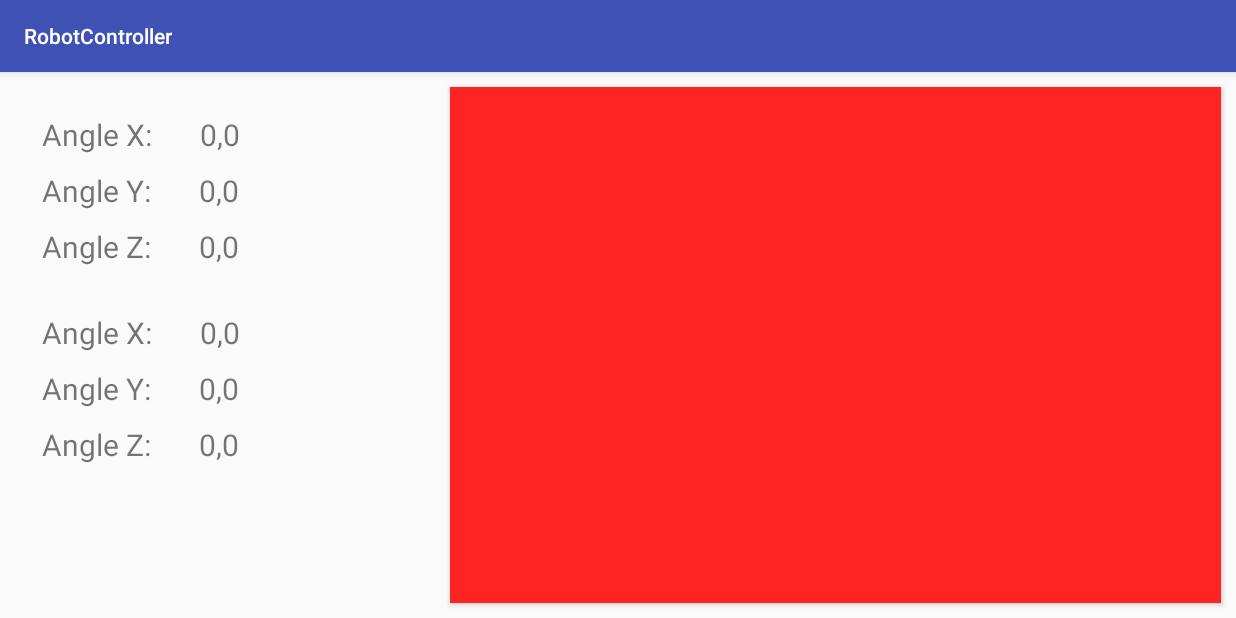
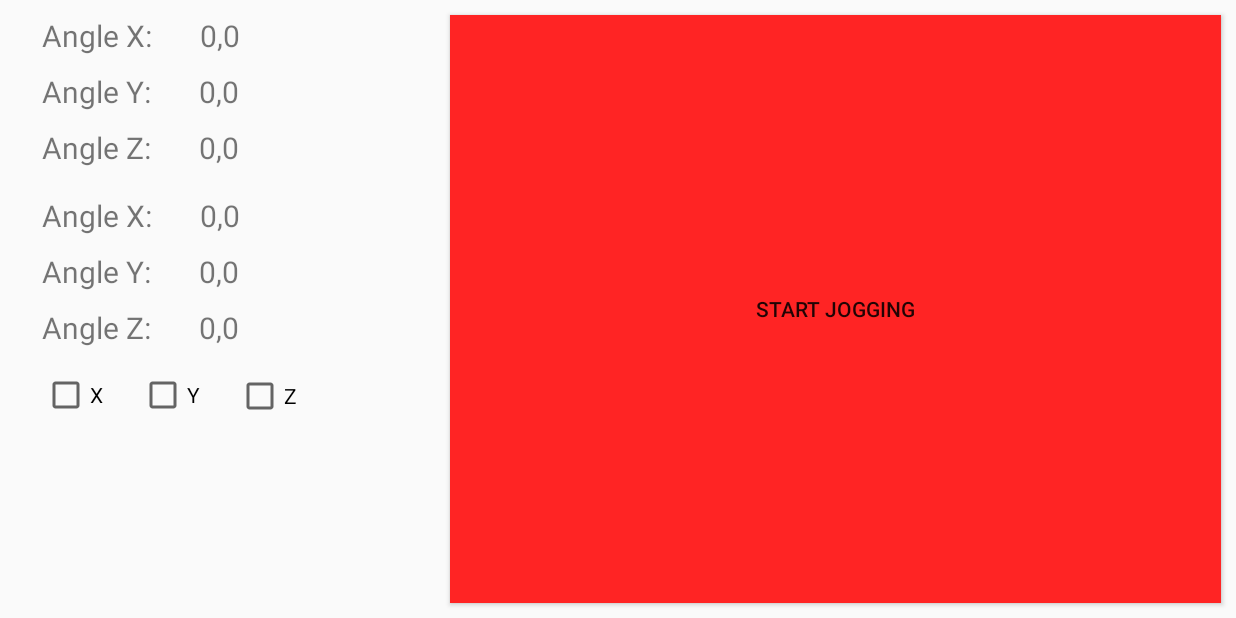
Before and after one commit to wjcwleklinski/RobotController, an Android app: the screen it shows after launch (MainActivity), on a phone screen of 824 x 412 dp (held sideways). Run offline under Robolectric (Android 15) with nearby library versions, the phone set to English and light mode, and no system bars.

Commit message:
Button and checkboxes functionality

```diff
--- a/app/build.gradle
+++ b/app/build.gradle
@@ -26,4 +26,5 @@ dependencies {
     testImplementation 'junit:junit:4.12'
     androidTestImplementation 'com.android.support.test:runner:1.0.2'
     androidTestImplementation 'com.android.support.test.espresso:espresso-core:3.0.2'
+    implementation 'com.android.support:design:27.1.1'
 }
--- a/app/src/main/java/com/contoller/wojtek/robotcontroller/MainActivity.java
+++ b/app/src/main/java/com/contoller/wojtek/robotcontroller/MainActivity.java
@@ -11,7 +11,11 @@ import android.os.Bundle;
 import android.util.Log;
 import android.view.MotionEvent;
 import android.view.View;
+import android.view.Window;
+import android.view.WindowManager;
 import android.widget.Button;
+import android.widget.CheckBox;
+import android.widget.CompoundButton;
 import android.widget.TextView;
 import android.widget.Toast;
 
@@ -24,24 +28,53 @@ public class MainActivity extends AppCompatActivity implements SensorEventListen
     private TextView aberrationY;
     private TextView aberrationZ;
     private Button jogButton;
+    private CheckBox checkBoxX;
+    private CheckBox checkBoxY;
+    private CheckBox checkBoxZ;
 
     private SensorManager sensorManager;
     private Sensor orientationSensor;
 
+    private float[] bufferX = {0,0,0,0};
+    private float[] bufferY = {0,0,0,0};
+    private float[] bufferZ = {0,0,0,0};
+
+    float filteredX = 0;
+    float filteredY = 0;
+    float filteredZ = 0;
+
+    float finalX = 0;
+    float finalY = 0;
+    float finalZ = 0;
+
     private float[] orientation = new float[3];
 
-    private float x0 = 0, y0 = 0, z0 = 0;
+    float xPressed = 0;
+    float yPressed = 0;
+    float zPressed = 0;
+
 
     private boolean isJogPressed = false;
+    private boolean xChecked = false;
+    private boolean yChecked = false;
+    private boolean zChecked = false;
+
+    private static final int BUFFER = 8;
 
     @SuppressLint("ClickableViewAccessibility")
     @Override
     protected void onCreate(Bundle savedInstanceState) {
         super.onCreate(savedInstanceState);
+
+        /** hide actionBar, fullscreen commented */
+        getSupportActionBar().hide();
+        //getWindow().setFlags(WindowManager.LayoutParams.FLAG_FULLSCREEN,
+        //        WindowManager.LayoutParams.FLAG_FULLSCREEN);
+
+        setContentView(R.layout.activity_main);
         Log.i("Debug", "onCreate method called.");
-        setContentView(R.layout.activity_main);
-        initElements();
 
+        initViews();
         sensorManager = (SensorManager) getSystemService(Context.SENSOR_SERVICE);
 
         jogButton.setOnTouchListener(new View.OnTouchListener() {
@@ -52,9 +85,10 @@ public class MainActivity extends AppCompatActivity implements SensorEventListen
                     Log.i("Info", "Action down.");
                     isJogPressed = true;
                     view.setBackgroundColor(0xFF941212);
-                    x0 = orientation[0];
-                    y0 = orientation[1];
-                    z0 = orientation[2];
+                    xPressed = filteredX;
+                    yPressed = filteredY;
+                    zPressed = filteredZ;
+
                 }
                 // released
                 else if(event.getAction()==MotionEvent.ACTION_UP){
@@ -63,13 +97,14 @@ public class MainActivity extends AppCompatActivity implements SensorEventListen
                     view.setBackgroundColor(0xFFFF2424);
                 }
 
-
-
                 return false;
             }
         });
+
+        checkBoxX.setOnCheckedChangeListener(checkListener);
+        checkBoxY.setOnCheckedChangeListener(checkListener);
+        checkBoxZ.setOnCheckedChangeListener(checkListener);
     }
-
 
 
     @Override
@@ -77,7 +112,10 @@ public class MainActivity extends AppCompatActivity implements SensorEventListen
         super.onResume();
         Log.i("Debug", "onResume method called.");
 
+        /** defining orientation sensor */
         orientationSensor = sensorManager.getDefaultSensor(Sensor.TYPE_ORIENTATION);
+
+        /** checking if sensor is available and registering onChange listener */
         if ( orientationSensor != null ) {
             Log.i("Info", "Orientation sensor available.");
             sensorManager.registerListener(this,orientationSensor,SensorManager.SENSOR_DELAY_NORMAL);
@@ -86,6 +124,7 @@ public class MainActivity extends AppCompatActivity implements SensorEventListen
             Log.i("Info", "Orientation sensor not available.");
             Toast.makeText(this, "Hardware requirements not met.", Toast.LENGTH_LONG ).show();
         }
+
     }
 
     @Override
@@ -94,32 +133,97 @@ public class MainActivity extends AppCompatActivity implements SensorEventListen
         sensorManager.unregisterListener(this);
     }
 
+    /**
+     * SensorEventListener interface method
+     * @param sensorEvent
+     */
     @Override
     public void onSensorChanged(SensorEvent sensorEvent) {
-        Log.i("Info", "Sensor changed.");
+
+// UMIARKOWANIE ŹLE TO JEST
+        //Log.i("Info", "Sensor changed.");
         orientation = sensorEvent.values;
+
         angleX.setText(String.valueOf(orientation[0]));
         angleY.setText(String.valueOf(orientation[1]));
         angleZ.setText(String.valueOf(orientation[2]));
 
-        if (isJogPressed) {
-            aberrationX.setText(String.valueOf(orientation[0] - x0));
-            aberrationY.setText(String.valueOf(orientation[1] - y0));
-            aberrationZ.setText(String.valueOf(orientation[2] - z0));
+
+        if(isJogPressed) {
+            finalX = (filteredX - xPressed) / bufferX.length;
+            finalY = (filteredY - yPressed) / bufferY.length;
+            finalZ = (filteredZ- zPressed) / bufferZ.length;
+
         } else {
+            finalX = 0;
+            finalY = 0;
+            finalZ = 0;
+        }
 
-            aberrationX.setText("0.0");
-            aberrationY.setText("0.0");
-            aberrationZ.setText("0.0");
-        }
+        if (xChecked)
+            finalX = 0;
+        if (yChecked)
+            finalY = 0;
+        if (zChecked)
+            finalZ = 0;
+
+        aberrationX.setText(String.valueOf(Math.round(finalX)));
+        aberrationY.setText(String.valueOf(Math.round(finalY)));
+        aberrationZ.setText(String.valueOf(Math.round(finalZ)));
+
+        filteredX += orientation[0];
+        filteredY += orientation[1];
+        filteredZ += orientation[2];
+
+        System.arraycopy(bufferX,1, bufferX, 0, bufferX.length - 1);
+        System.arraycopy(bufferY,1, bufferY, 0, bufferY.length - 1);
+        System.arraycopy(bufferZ,1, bufferZ, 0, bufferZ.length - 1);
+
+        bufferX[bufferX.length - 1] = orientation[0];
+        bufferY[bufferY.length - 1] = orientation[1];
+        bufferZ[bufferZ.length - 1] = orientation[2];
+
+
+
+        filteredX -= bufferX[0];
+        filteredY -= bufferY[0];
+        filteredZ -= bufferZ[0];
+
     }
 
+    /**
+     * SensorEventListener interface method
+     * @param sensor
+     * @param i
+     */
     @Override
     public void onAccuracyChanged(Sensor sensor, int i) {
         Log.i("Info", "Accuracy changed.");
     }
 
-    public void initElements() {
+    /** listener for checkboxes */
+    CompoundButton.OnCheckedChangeListener checkListener = new CompoundButton.OnCheckedChangeListener() {
+        @Override
+        public void onCheckedChanged(CompoundButton buttonView,boolean isChecked) {
+            Log.i("Info", (String)buttonView.getTag());
+            Log.i("Info", String.valueOf(isChecked));
+
+            if( (((String)buttonView.getTag()).equals("x")) )
+                xChecked = isChecked;
+
+            if( (((String)buttonView.getTag()).equals("y")) )
+                yChecked = isChecked;
+
+            if( (((String)buttonView.getTag()).equals("z")) )
+                zChecked = isChecked;
+        }
+    };
+
+
+    /**
+     * Views initialization
+     */
+    private void initViews() {
         angleX = findViewById(R.id.angleX);
         angleY = findViewById(R.id.angleY);
         angleZ = findViewById(R.id.angleZ);
@@ -127,7 +231,15 @@ public class MainActivity extends AppCompatActivity implements SensorEventListen
         aberrationY = findViewById(R.id.aberrationY);
         aberrationZ = findViewById(R.id.aberrationZ);
         jogButton = findViewById(R.id.jogButton);
+        checkBoxX = findViewById(R.id.checkBoxX);
+        checkBoxY = findViewById(R.id.checkBoxY);
+        checkBoxZ = findViewById(R.id.checkBoxZ);
+
     }
 
 
+
+
+
+
 }
--- a/app/src/main/res/layout/activity_main.xml
+++ b/app/src/main/res/layout/activity_main.xml
@@ -12,7 +12,7 @@
         android:layout_height="wrap_content"
         android:layout_marginLeft="28dp"
         android:layout_marginStart="28dp"
-        android:layout_marginTop="28dp"
+        android:layout_marginTop="10dp"
         android:text="Angle X:"
         android:textSize="20sp"
         app:layout_constraintStart_toEndOf="parent"
@@ -25,7 +25,7 @@
         android:layout_height="wrap_content"
         android:layout_marginLeft="28dp"
         android:layout_marginStart="28dp"
-        android:layout_marginTop="160dp"
+        android:layout_marginTop="130dp"
         android:text="Angle X:"
         android:textSize="20sp"
         app:layout_constraintStart_toEndOf="parent"
@@ -86,7 +86,7 @@
         android:layout_height="wrap_content"
         android:layout_marginLeft="32dp"
         android:layout_marginStart="32dp"
-        android:layout_marginTop="28dp"
+        android:layout_marginTop="10dp"
         android:text="0,0"
         android:textSize="20sp"
         app:layout_constraintStart_toEndOf="@+id/labelx"
@@ -122,7 +122,7 @@
         android:layout_height="wrap_content"
         android:layout_marginLeft="32dp"
         android:layout_marginStart="32dp"
-        android:layout_marginTop="160dp"
+        android:layout_marginTop="130dp"
         android:text="0,0"
         android:textSize="20sp"
         app:layout_constraintStart_toEndOf="@+id/labelx2"
@@ -163,6 +163,7 @@
         android:layout_marginStart="300dp"
         android:layout_marginTop="10dp"
         android:background="#ff2424"
+        android:text="Start Jogging"
         app:layout_constraintBottom_toBottomOf="parent"
         app:layout_constraintEnd_toEndOf="parent"
         app:layout_constraintHorizontal_bias="0.84"
@@ -170,5 +171,43 @@
         app:layout_constraintTop_toTopOf="parent"
         app:layout_constraintVertical_bias="0.0" />
 
+    <CheckBox
+        android:id="@+id/checkBoxX"
+        android:layout_width="wrap_content"
+        android:layout_height="wrap_content"
+        android:layout_marginLeft="28dp"
+        android:layout_marginStart="28dp"
+        android:layout_marginTop="15dp"
+        android:checked="false"
+        android:tag="x"
+        android:text="X"
+        android:textColorLink="@color/colorAccent"
+        app:layout_constraintStart_toStartOf="parent"
+        app:layout_constraintTop_toBottomOf="@+id/labelz2" />
+
+    <CheckBox
+        android:id="@+id/checkBoxY"
+        android:layout_width="wrap_content"
+        android:layout_height="wrap_content"
+        android:layout_marginLeft="24dp"
+        android:layout_marginStart="24dp"
+        android:layout_marginTop="15dp"
+        android:tag="y"
+        android:text="Y"
+        app:layout_constraintStart_toEndOf="@+id/checkBoxX"
+        app:layout_constraintTop_toBottomOf="@+id/labelz2" />
+
+    <CheckBox
+        android:id="@+id/checkBoxZ"
+        android:layout_width="wrap_content"
+        android:layout_height="wrap_content"
+        android:layout_marginLeft="24dp"
+        android:layout_marginStart="24dp"
+        android:layout_marginTop="16dp"
+        android:tag="z"
+        android:text="Z"
+        app:layout_constraintStart_toEndOf="@+id/checkBoxY"
+        app:layout_constraintTop_toBottomOf="@+id/aberrationZ" />
+
 
 </android.support.constraint.ConstraintLayout>
--- a/app/src/main/res/values/colors.xml
+++ b/app/src/main/res/values/colors.xml
@@ -2,5 +2,5 @@
 <resources>
     <color name="colorPrimary">#3F51B5</color>
     <color name="colorPrimaryDark">#303F9F</color>
-    <color name="colorAccent">#FF4081</color>
+    <color name="colorAccent">#fb0a12</color>
 </resources>
--- a/build.gradle
+++ b/build.gradle
@@ -7,7 +7,7 @@ buildscript {
         jcenter()
     }
     dependencies {
-        classpath 'com.android.tools.build:gradle:3.1.3'
+        classpath 'com.android.tools.build:gradle:3.1.4'
 
 
         // NOTE: Do not place your application dependencies here; they belong
```
Also changed, not shown: app/src/main/java/com/contoller/wojtek/robotcontroller/Filter.java (added, +19 -0 lines).
